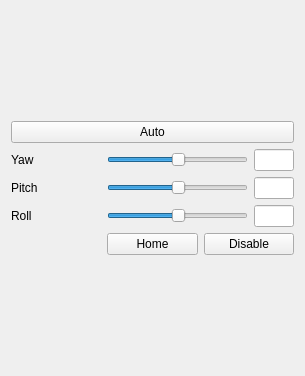
robotique-udes/Z1_zeus_rover, file tracking_camera/resource/tracking_cam.ui: the form before one commit.
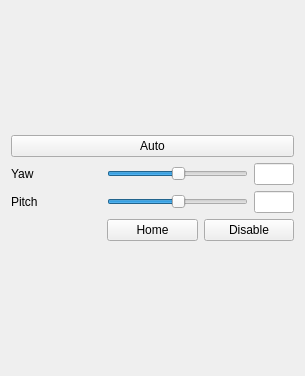
The form after the commit.

What changed in the file:
```diff
--- a/tracking_camera/resource/tracking_cam.ui
+++ b/tracking_camera/resource/tracking_cam.ui
@@ -16,7 +16,7 @@
   <layout class="QVBoxLayout" name="verticalLayout_2">
    <item>
     <layout class="QGridLayout" name="gridLayout">
-     <item row="9" column="1">
+     <item row="8" column="1">
       <widget class="QPushButton" name="home_btn">
        <property name="text">
         <string>Home</string>
@@ -54,44 +54,13 @@
        </item>
       </layout>
      </item>
-     <item row="7" column="0">
-      <widget class="QLabel" name="label_3">
-       <property name="text">
-        <string>Roll</string>
-       </property>
-      </widget>
-     </item>
-     <item row="9" column="2">
+     <item row="8" column="2">
       <widget class="QPushButton" name="disable_btn">
        <property name="text">
         <string>Disable</string>
        </property>
       </widget>
      </item>
-     <item row="7" column="1" colspan="2">
-      <layout class="QHBoxLayout" name="horizontalLayout_3">
-       <item>
-        <widget class="QSlider" name="roll_slider">
-         <property name="sliderPosition">
-          <number>50</number>
-         </property>
-         <property name="orientation">
-          <enum>Qt::Horizontal</enum>
-         </property>
-        </widget>
-       </item>
-       <item>
-        <widget class="QLineEdit" name="val_roll">
-         <property name="maximumSize">
-          <size>
-           <width>40</width>
-           <height>16777215</height>
-          </size>
-         </property>
-        </widget>
-       </item>
-      </layout>
-     </item>
      <item row="3" column="1" colspan="2">
       <layout class="QHBoxLayout" name="horizontalLayout">
        <item>
```
